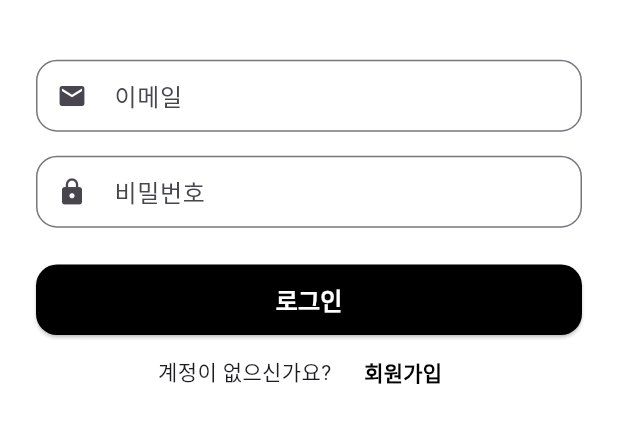
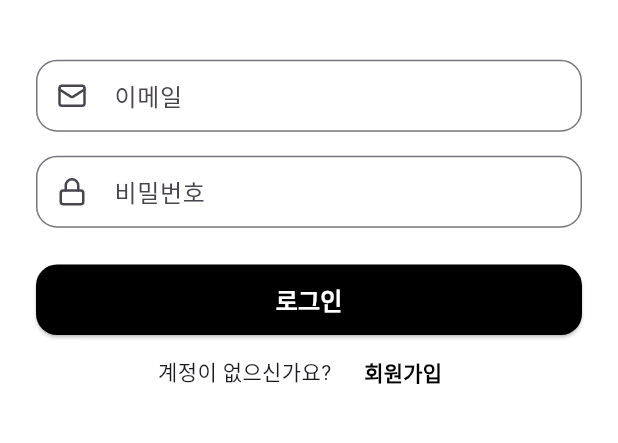
Before and after one commit to jhdodev/amuz_todo, a Flutter app: the screen it shows after launch, on a phone screen of 412 x 824 dp, the part 457-900 px from its top. Run offline on Flutter 3.47's test engine with Material 3 defaults, Android fonts, the phone set to English and light mode, and no system bars; our stand-ins replace flutter_riverpod, lucide_icons; Roboto replaces fonts that are missing (Pretendard).

Commit message:
design: 입력 필드 아이콘 변경

```diff
--- a/lib/login_view.dart
+++ b/lib/login_view.dart
@@ -1,4 +1,5 @@
 import 'package:flutter/material.dart';
+import 'package:lucide_icons/lucide_icons.dart';
 
 class LoginView extends StatefulWidget {
   const LoginView({super.key});
@@ -52,7 +53,7 @@ class _LoginViewState extends State<LoginView> {
                       keyboardType: TextInputType.emailAddress,
                       decoration: InputDecoration(
                         hintText: '이메일',
-                        prefixIcon: const Icon(Icons.email, size: 20),
+                        prefixIcon: const Icon(LucideIcons.mail, size: 20),
                         border: OutlineInputBorder(
                           borderRadius: BorderRadius.circular(14),
                           borderSide: BorderSide(
@@ -87,7 +88,7 @@ class _LoginViewState extends State<LoginView> {
                       obscureText: true,
                       decoration: InputDecoration(
                         hintText: '비밀번호',
-                        prefixIcon: const Icon(Icons.lock, size: 20),
+                        prefixIcon: const Icon(LucideIcons.lock, size: 20),
                         border: OutlineInputBorder(
                           borderRadius: BorderRadius.circular(14),
                           borderSide: BorderSide(
```
